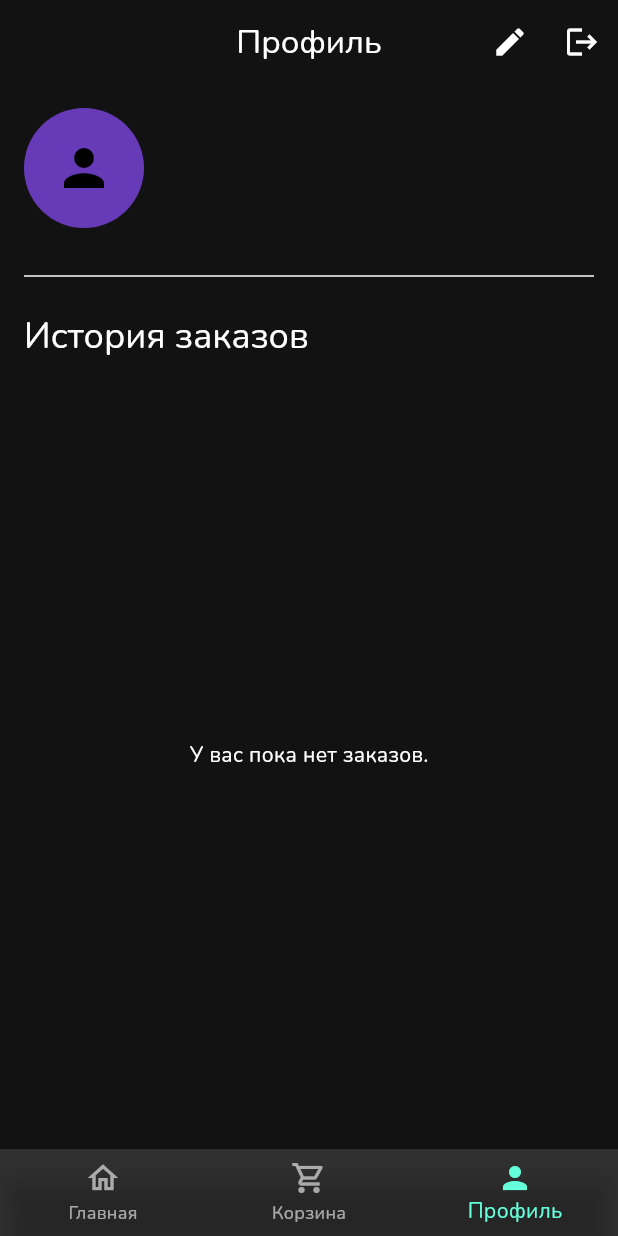
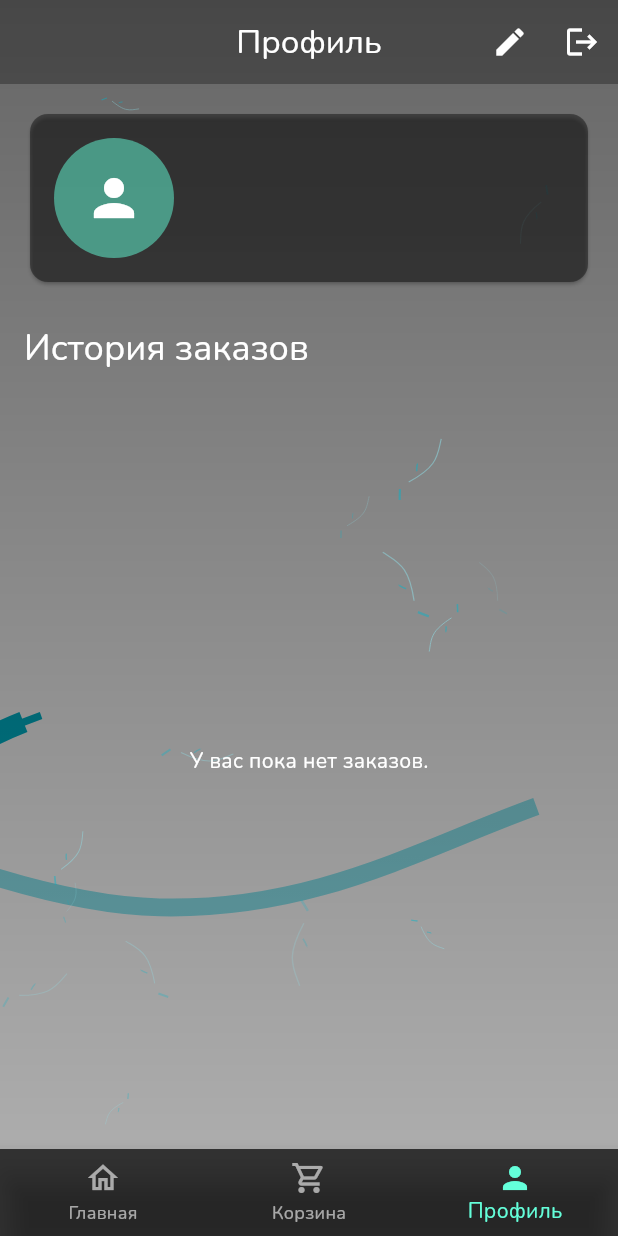
Before and after one commit to boynextdoor6666/Funny_flower, a Flutter app: the ProfileScreen screen opened by its route, on a phone screen of 412 x 824 dp. Run offline on Flutter 3.47's test engine with Material 3 defaults, Android fonts, the phone set to English and light mode, and no system bars; our stand-ins replace audioplayers, cloud_firestore, firebase_auth, firebase_core, firebase_storage, go_router and 4 more; accounts and stored records are empty; network calls fail.

Commit message:
фтшanimted backgrounds for profile and cart pages

```diff
--- /dev/null
+++ b/lib/models/journal_entry_model.dart
@@ -0,0 +1,61 @@
+// lib/models/journal_entry_model.dart
+import 'package:cloud_firestore/cloud_firestore.dart';
+
+class JournalEntry {
+  final String id;          // Уникальный ID записи (можно использовать doc.id)
+  final String userId;      // ID пользователя, которому принадлежит запись
+  final String productId;   // ID связанного продукта
+  final String productName; // Название продукта на момент записи
+  final String imageUrl;    // URL изображения продукта на момент записи
+  final Timestamp timestamp; // Дата и время "путешествия"
+  final String intention;   // Намерение пользователя
+  final String dosage;      // Дозировка (в виде строки, т.к. может быть "2 шт", "1.5 г" и т.д.)
+  final String report;      // Текстовый отчет об опыте
+  final int intensity;      // Оценка интенсивности от 1 до 10
+
+  JournalEntry({
+    required this.id,
+    required this.userId,
+    required this.productId,
+    required this.productName,
+    required this.imageUrl,
+    required this.timestamp,
+    required this.intention,
+    required this.dosage,
+    required this.report,
+    required this.intensity,
+  });
+
+
+  Map<String, dynamic> toMap() {
+    return {
+      'userId': userId,
+      'productId': productId,
+      'productName': productName,
+      'imageUrl': imageUrl,
+      'timestamp': timestamp,
+      'intention': intention,
+      'dosage': dosage,
+      'report': report,
+      'intensity': intensity,
+    };
+  }
+
+
+  factory JournalEntry.fromFirestore(DocumentSnapshot doc) {
+    Map<String, dynamic> data = doc.data() as Map<String, dynamic>;
+    return JournalEntry(
+      id: doc.id, // ID берем прямо из документа
+      userId: data['userId'] ?? '',
+      productId: data['productId'] ?? '',
+      productName: data['productName'] ?? 'Неизвестный продукт',
+      imageUrl: data['imageUrl'] ?? '',
+      // Для Timestamp важно проверить, что он не null, иначе используем текущее время
+      timestamp: data['timestamp'] ?? Timestamp.now(),
+      intention: data['intention'] ?? 'Намерение не указано',
+      dosage: data['dosage'] ?? 'Дозировка не указана',
+      report: data['report'] ?? 'Отчет пуст.',
+      intensity: (data['intensity'] as int?) ?? 0,
+    );
+  }
+}
--- a/lib/models/product_model.dart
+++ b/lib/models/product_model.dart
@@ -5,12 +5,18 @@ class Product {
   final String id;
   final String name;
   final String latinName;
-  final String description; // Описание эффектов, происхождения
+  final String description;
   final double price;
   final String imageUrl;
-  final String effect;     // <-- НОВОЕ ПОЛЕ: Основной эффект
-  final int intensity;     // <-- НОВОЕ ПОЛЕ: Интенсивность (1-5)
-  final bool isShamanChoice; // <-- НОВОЕ ПОЛЕ: Для карусели
+  final String effect;
+  final int intensity;
+  final bool isShamanChoice;
+
+
+  final double? dosageLight;      // Доза для легкого эффекта ("Знакомство")
+  final double? dosageMedium;     // Доза для стандартного эффекта ("Стандарт")
+  final double? dosageHeavy;      // Доза для глубокого эффекта ("Глубина")
+  final String? dosageUnit;       // Единица измерения (например, "г", "шт", "мл")
 
   Product({
     required this.id,
@@ -22,10 +28,15 @@ class Product {
     required this.effect,
     required this.intensity,
     required this.isShamanChoice,
+    // ✅ 2. ДОБАВЛЕНЫ В КОНСТРУКТОР
+    this.dosageLight,
+    this.dosageMedium,
+    this.dosageHeavy,
+    this.dosageUnit,
   });
 
   factory Product.fromFirestore(DocumentSnapshot doc) {
-    Map data = doc.data() as Map<String, dynamic>;
+    Map<String, dynamic> data = doc.data() as Map<String, dynamic>;
     return Product(
       id: doc.id,
       name: data['name'] ?? '',
@@ -36,6 +47,12 @@ class Product {
       effect: data['effect'] ?? 'Неизвестный',
       intensity: (data['intensity'] as int?) ?? 1,
       isShamanChoice: data['isShamanChoice'] ?? false,
+
+
+      dosageLight: (data['dosageLight'] as num?)?.toDouble(),
+      dosageMedium: (data['dosageMedium'] as num?)?.toDouble(),
+      dosageHeavy: (data['dosageHeavy'] as num?)?.toDouble(),
+      dosageUnit: data['dosageUnit'],
     );
   }
 }
--- a/lib/screens/profile_screen.dart
+++ b/lib/screens/profile_screen.dart
@@ -5,6 +5,7 @@ import 'package:flutter/material.dart';
 import 'package:funny_flower/models/user_model.dart';
 import 'package:funny_flower/models/user_order_model.dart';
 import 'package:funny_flower/services/firestore_service.dart';
+import 'package:funny_flower/widgets/multi_wave_background.dart'; // ✅ 1. Импорт фона
 import 'package:go_router/go_router.dart';
 import 'package:intl/intl.dart';
 import 'package:provider/provider.dart';
@@ -16,12 +17,17 @@ class ProfileScreen extends StatelessWidget {
   Widget build(BuildContext context) {
     final authUser = FirebaseAuth.instance.currentUser;
     final firestoreService = Provider.of<FirestoreService>(context, listen: false);
+    final theme = Theme.of(context);
 
-    // --- Блок для неавторизованного пользователя ---
+    // --- Блок для неавторизованного пользователя (теперь с фоном) ---
     if (authUser == null) {
-      return Scaffold(
+      return MultiWaveBackground(
+        child: Scaffold(
+          backgroundColor: Colors.transparent,
           appBar: AppBar(
             title: const Text('Профиль'),
+            backgroundColor: Colors.black.withOpacity(0.3),
+            elevation: 0,
           ),
           body: Center(
             child: Column(
@@ -32,70 +38,39 @@ class ProfileScreen extends StatelessWidget {
                 ElevatedButton(
                   onPressed: () => context.push('/login'),
                   child: const Text('Войти или создать аккаунт'),
+                  style: ElevatedButton.styleFrom(
+                    backgroundColor: theme.colorScheme.secondary,
+                    foregroundColor: theme.colorScheme.onSecondary,
+                  ),
                 ),
               ],
+            ),
           ),
         ),
       );
     }
 
     // --- Блок для авторизованного пользователя ---
-    return StreamBuilder<DocumentSnapshot>(
+    return MultiWaveBackground( // ✅ 2. Оборачиваем основной Scaffold
+      child: StreamBuilder<DocumentSnapshot>(
         stream: firestoreService.getUserProfileStream(authUser.uid),
         builder: (context, userSnapshot) {
           if (userSnapshot.connectionState == ConnectionState.waiting) {
-          return const Scaffold(body: Center(child: CircularProgressIndicator()));
+            return const Scaffold(backgroundColor: Colors.black, body: Center(child: CircularProgressIndicator()));
           }
-        if (userSnapshot.hasError) {
-          return Scaffold(appBar: AppBar(title: const Text('Профиль')), body: Center(child: Text('Ошибка загрузки: ${userSnapshot.error}')));
-        }
-
-        if (!userSnapshot.hasData || !userSnapshot.data!.exists) {
-          return Scaffold(
-            appBar: AppBar(title: const Text('Создание профиля')),
-            body: Center(
-              child: Column(
-                mainAxisAlignment: MainAxisAlignment.center,
-                children: [
-                  const Text('Ваш профиль еще не создан.'),
-                  const SizedBox(height: 20),
-                  ElevatedButton(
-                    onPressed: () async {
-                      final defaultName = authUser.email?.split('@')[0] ?? 'Пользователь';
-                      final newUser = UserModel(
-                        uid: authUser.uid,
-                        email: authUser.email!,
-                        displayName: defaultName,
-                      );
-                      await firestoreService.createUserProfile(newUser);
-                    },
-                    child: const Text('Создать профиль'),
-                  ),
-                ],
-              ),
-            ),
-          );
-        }
+          // ... (обработка ошибок и создания профиля остается без изменений) ...
 
           final userProfile = UserModel.fromFirestore(userSnapshot.data!);
 
           return Scaffold(
+            backgroundColor: Colors.transparent,
             appBar: AppBar(
               title: const Text('Профиль'),
+              backgroundColor: Colors.black.withOpacity(0.3),
+              elevation: 0,
               actions: [
-              IconButton(
-                icon: const Icon(Icons.edit),
-                tooltip: 'Редактировать',
-                onPressed: () => context.push('/profile/edit', extra: userProfile),
-              ),
-              IconButton(
-                icon: const Icon(Icons.logout),
-                tooltip: 'Выйти',
-                onPressed: () async {
-                  await FirebaseAuth.instance.signOut();
-                  if (context.mounted) context.go('/home');
-                },
-              ),
+                IconButton(icon: const Icon(Icons.edit), tooltip: 'Редактировать', onPressed: () => context.push('/profile/edit', extra: userProfile)),
+                IconButton(icon: const Icon(Icons.logout), tooltip: 'Выйти', onPressed: () async { await FirebaseAuth.instance.signOut(); if (context.mounted) context.go('/home'); }),
               ],
             ),
             body: Padding(
@@ -103,23 +78,25 @@ class ProfileScreen extends StatelessWidget {
               child: Column(
                 crossAxisAlignment: CrossAxisAlignment.start,
                 children: [
-                Row(
+                  // ✅ 3. Стилизуем карточку профиля
+                  Card(
+                    color: Colors.black.withOpacity(0.4),
+                    child: Padding(
+                      padding: const EdgeInsets.all(16.0),
+                      child: Row(
                         children: [
                           CircleAvatar(
                             radius: 40,
-                      backgroundImage: userProfile.photoUrl != null && userProfile.photoUrl!.isNotEmpty
-                          ? NetworkImage(userProfile.photoUrl!)
-                          : null,
-                      child: userProfile.photoUrl == null || userProfile.photoUrl!.isEmpty
-                          ? const Icon(Icons.person, size: 40)
-                          : null,
+                            backgroundColor: theme.colorScheme.secondary.withOpacity(0.5),
+                            backgroundImage: userProfile.photoUrl != null && userProfile.photoUrl!.isNotEmpty ? NetworkImage(userProfile.photoUrl!) : null,
+                            child: userProfile.photoUrl == null || userProfile.photoUrl!.isEmpty ? const Icon(Icons.person, size: 40, color: Colors.white) : null,
                           ),
                           const SizedBox(width: 16),
                           Expanded(
                             child: Column(
                               crossAxisAlignment: CrossAxisAlignment.start,
                               children: [
-                          Text(userProfile.displayName, style: Theme.of(context).textTheme.headlineSmall, overflow: TextOverflow.ellipsis),
+                                Text(userProfile.displayName, style: theme.textTheme.headlineSmall, overflow: TextOverflow.ellipsis),
                                 const SizedBox(height: 4),
                                 Text(userProfile.email, style: const TextStyle(fontSize: 16, color: Colors.grey)),
                               ],
@@ -127,24 +104,17 @@ class ProfileScreen extends StatelessWidget {
                           ),
                         ],
                       ),
+                    ),
+                  ),
                   const SizedBox(height: 24),
-                const Divider(),
-                const SizedBox(height: 16),
-                Text('История заказов', style: Theme.of(context).textTheme.headlineSmall),
+                  Text('История заказов', style: theme.textTheme.headlineSmall),
                   const SizedBox(height: 16),
 
-                // --- ✅ ВОССТАНОВЛЕННЫЙ КОД ВНУТРИ EXPANDED ---
                   Expanded(
                     child: StreamBuilder<List<UserOrder>>(
                       stream: firestoreService.getUserOrders(authUser.uid),
-                    // ВОТ ЭТОТ BUILDER БЫЛ ПРОПУЩЕН:
                       builder: (context, orderSnapshot) {
-                      if (orderSnapshot.connectionState == ConnectionState.waiting) {
-                        return const Center(child: CircularProgressIndicator());
-                      }
-                      if (orderSnapshot.hasError) {
-                        return Center(child: Text('Ошибка загрузки заказов: ${orderSnapshot.error}'));
-                      }
+                        // ... (логика загрузки и ошибок) ...
                         if (!orderSnapshot.hasData || orderSnapshot.data!.isEmpty) {
                           return const Center(child: Text('У вас пока нет заказов.'));
                         }
@@ -154,16 +124,18 @@ class ProfileScreen extends StatelessWidget {
                           itemCount: orders.length,
                           itemBuilder: (ctx, i) {
                             final order = orders[i];
+                            // ✅ 4. Стилизуем карточку заказа
                             return Card(
+                              color: Colors.black.withOpacity(0.4),
                               margin: const EdgeInsets.only(bottom: 12),
                               child: ExpansionTile(
+                                iconColor: theme.colorScheme.secondary,
+                                collapsedIconColor: Colors.white70,
                                 title: Text('Заказ от ${DateFormat('dd.MM.yyyy').format(order.orderDate)}'),
                                 subtitle: Text('Сумма: ${order.totalAmount.toStringAsFixed(0)} ₽'),
                                 children: order.items.map((item) {
                                   return ListTile(
-                                  leading: CircleAvatar(
-                                    backgroundImage: NetworkImage(item.imageUrl),
-                                  ),
+                                    leading: CircleAvatar(backgroundImage: NetworkImage(item.imageUrl)),
                                     title: Text(item.name),
                                     subtitle: Text('${item.quantity} шт. x ${item.price.toStringAsFixed(0)} ₽'),
                                   );
@@ -180,6 +152,7 @@ class ProfileScreen extends StatelessWidget {
             ),
           );
         },
+      ),
     );
   }
 }
```
Also changed, not shown: lib/providers/cart_provider.dart (+43 -5 lines), lib/screens/cart_screen.dart (+48 -51 lines), lib/screens/product_detail_screen.dart (+27 -35 lines), lib/services/firestore_service.dart (+51 -17 lines), lib/widgets/dosage_calculator.dart (added, +86 -0 lines). Lines whose indentation alone changed are shown as unchanged.
